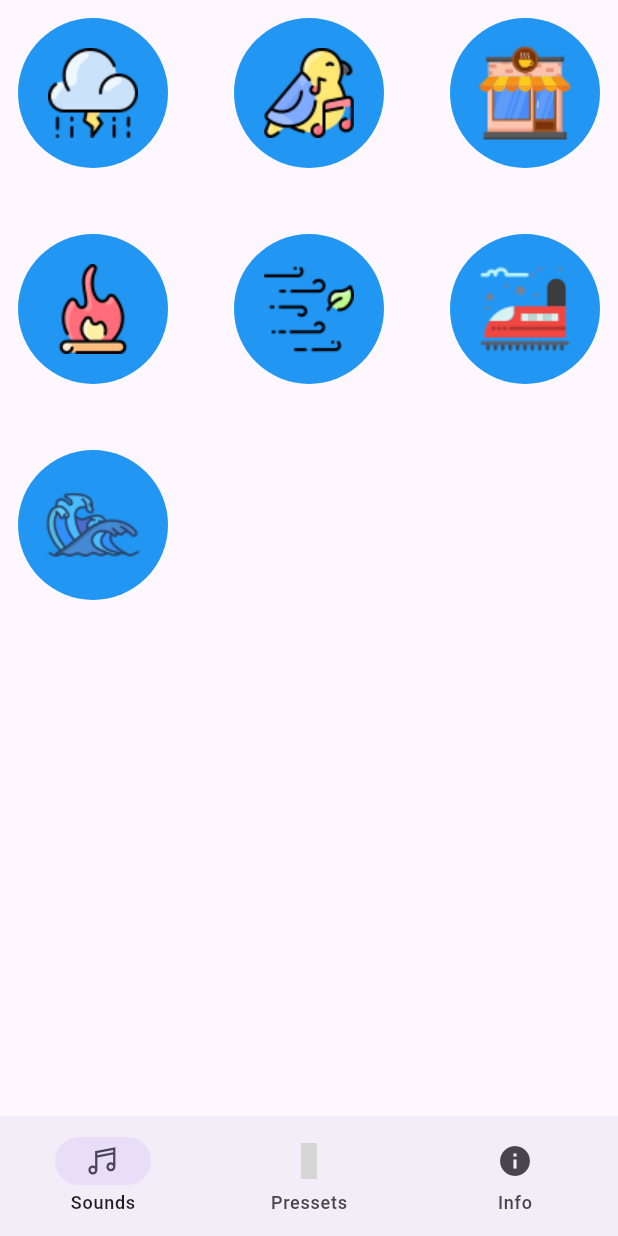
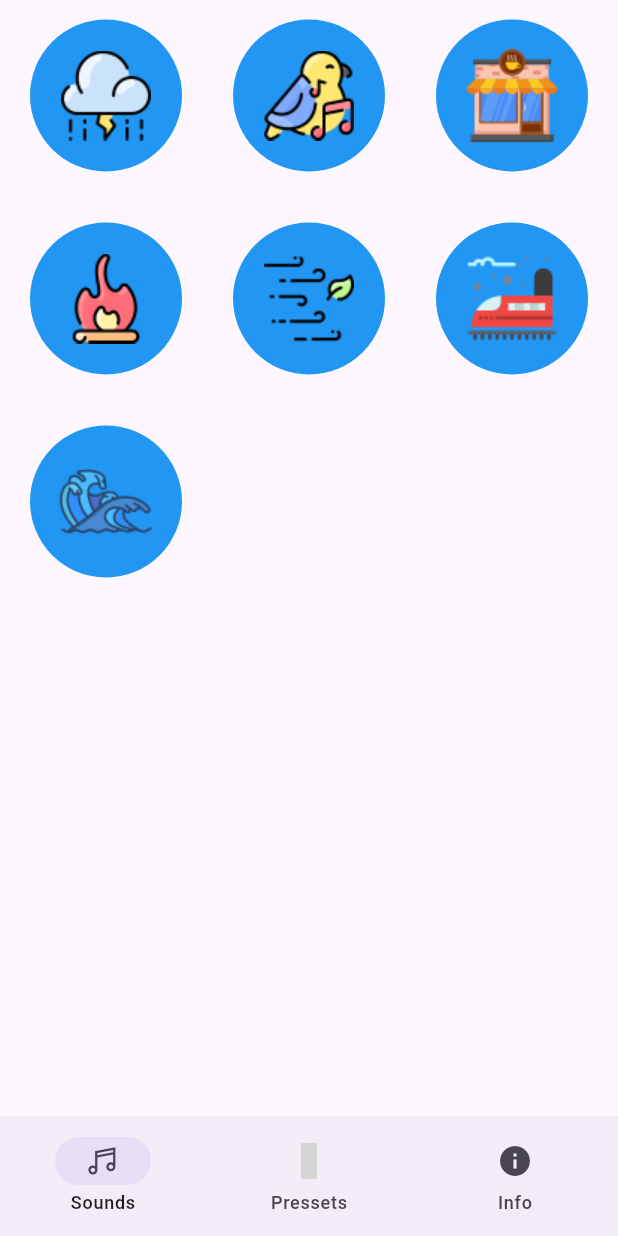
Before and after one commit to leksidev/atmosphere_app, a Flutter app: the screen it shows after launch, on a phone screen of 412 x 824 dp. Run offline on Flutter 3.47's test engine with Material 2 defaults, Android fonts, the phone set to English and light mode, and no system bars; our stand-ins replace firebase_core, firebase_crashlytics, get_it, go_router, just_audio, line_icons and 1 more; accounts and stored records are empty; generated files the repository leaves out were written again; grey boxes are pictures that could not be loaded.

Commit message:
fix: configurated screens ui

```diff
--- a/lib/features/sounds_screen/view/player_panel.dart
+++ b/lib/features/sounds_screen/view/player_panel.dart
@@ -1,6 +1,5 @@
 import 'package:atmosphere/models/playlist.dart';
 import 'package:flutter/material.dart';
-import 'package:flutter_rustore_review/flutter_rustore_review.dart';
 import 'package:provider/provider.dart';
 
 class PlayerPanel extends StatelessWidget {
@@ -9,7 +8,7 @@ class PlayerPanel extends StatelessWidget {
   @override
   Widget build(BuildContext context) {
     return SizedBox(
-      height: MediaQuery.of(context).size.height / 4,
+      height: MediaQuery.of(context).size.height / 5,
       child: ListView.builder(
         itemCount: Provider.of<Playlist>(context).playedSounds.length,
         itemBuilder: (BuildContext context, int index) {
@@ -36,6 +35,7 @@ class PlayerPanel extends StatelessWidget {
             ),
             trailing: Image.asset(
                 fit: BoxFit.scaleDown,
+                width: MediaQuery.of(context).size.width / 15,
                 Provider.of<Playlist>(context, listen: false)
                     .playedSounds[index]
                     .img),
--- a/lib/features/sounds_screen/view/sounds_list.dart
+++ b/lib/features/sounds_screen/view/sounds_list.dart
@@ -14,9 +14,9 @@ class SoundsList extends StatelessWidget {
     return GridView.builder(
       gridDelegate: const SliverGridDelegateWithMaxCrossAxisExtent(
           maxCrossAxisExtent: 160,
-          childAspectRatio: 2 / 2,
-          crossAxisSpacing: 20,
-          mainAxisSpacing: 20),
+          childAspectRatio: 1 / 1,
+          crossAxisSpacing: 10,
+          mainAxisSpacing: 10),
       itemCount: Provider.of<Playlist>(context).mutedSounds.length,
       itemBuilder: (BuildContext context, index) {
         return GestureDetector(
--- a/lib/features/sounds_screen/view/sounds_screen.dart
+++ b/lib/features/sounds_screen/view/sounds_screen.dart
@@ -9,12 +9,16 @@ class SoundsScreen extends StatelessWidget {
 
   @override
   Widget build(BuildContext context) {
-    return Column(
+    return Padding(
+      padding: const EdgeInsets.symmetric(horizontal: 8.0, vertical: 1.0),
+      child: Column(
         mainAxisAlignment: MainAxisAlignment.center,
         children: [
           const Expanded(flex: 2, child: SoundsList()),
           Expanded(
             flex: 1,
+            child: Padding(
+              padding: const EdgeInsets.all(8.0),
               child: Provider.of<Playlist>(context).playedSounds.isEmpty
                   ? const Text('')
                   : Card(
@@ -54,7 +58,9 @@ class SoundsScreen extends StatelessWidget {
                       ),
                     ),
             ),
+          ),
         ],
+      ),
     );
   }
 }
--- a/lib/widgets/scaffold_with_navbar.dart
+++ b/lib/widgets/scaffold_with_navbar.dart
@@ -12,6 +12,7 @@ class ScaffoldWithNavBar extends StatelessWidget {
     return Scaffold(
       body: child,
       bottomNavigationBar: NavigationBar(
+        animationDuration: Duration(microseconds: 500),
         destinations: const [
           NavigationDestination(icon: Icon(LineIcons.music), label: 'Sounds'),
           NavigationDestination(
```
Lines whose indentation alone changed are shown as unchanged.
